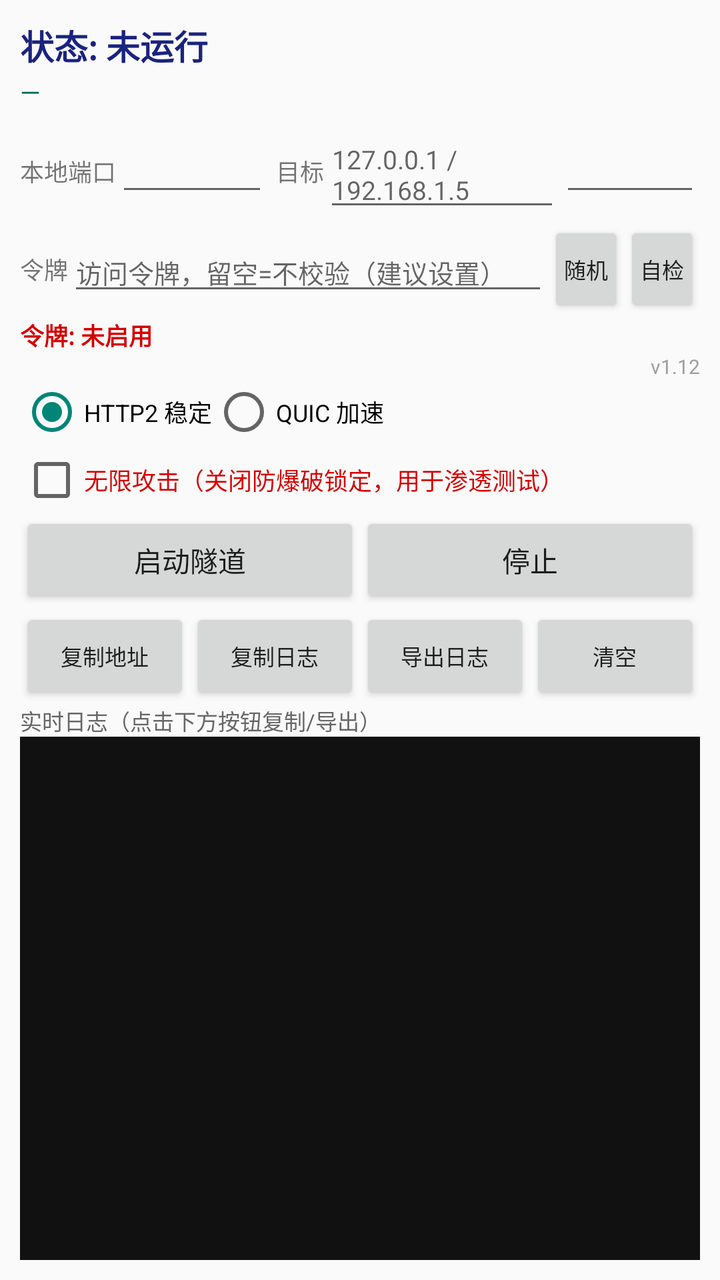
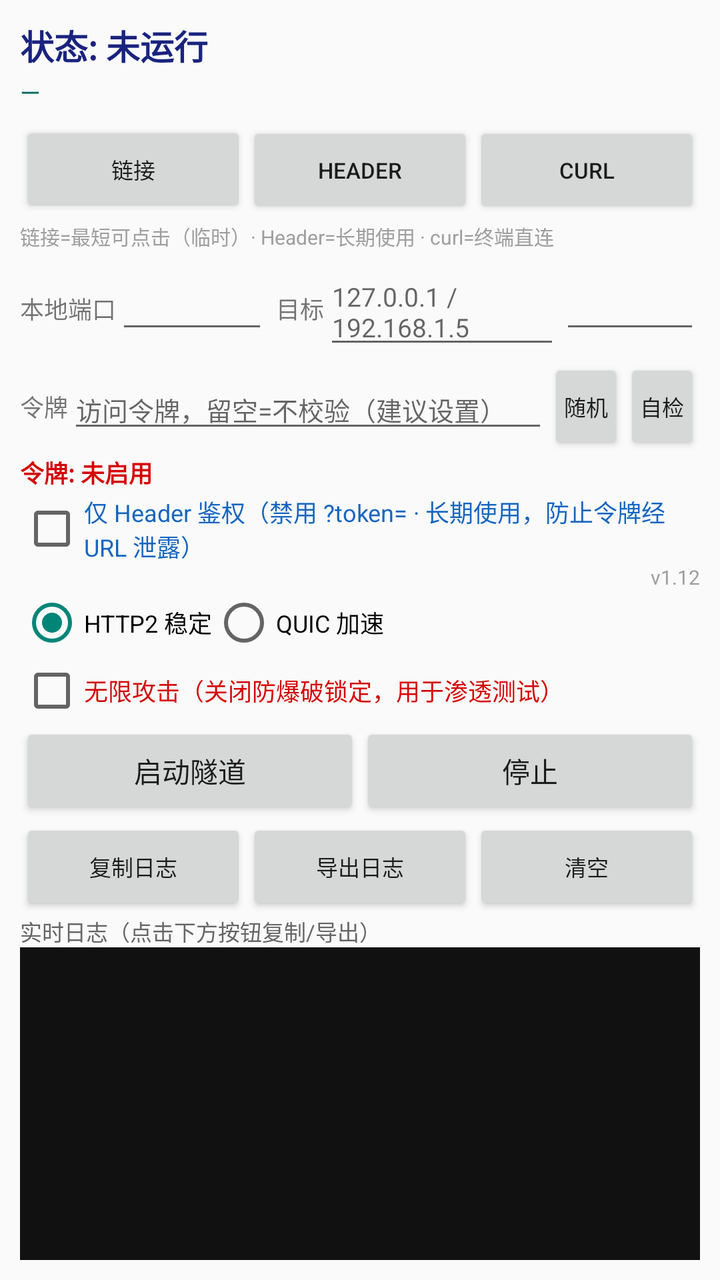

Compare the two renders of this Android layout. The source of the first and the diff that turns it into the second are given below.
<!-- AndroidManifest.xml: application theme android:Theme.Material.Light.DarkActionBar -->
<!-- res/layout/main.xml -->
<?xml version="1.0" encoding="utf-8"?>
<LinearLayout xmlns:android="http://schemas.android.com/apk/res/android"
    android:layout_width="match_parent"
    android:layout_height="match_parent"
    android:orientation="vertical"
    android:padding="10dp"
    android:background="#FAFAFA">

    <TextView
        android:id="@+id/tvState"
        android:layout_width="match_parent"
        android:layout_height="wrap_content"
        android:text="状态: 未运行"
        android:textSize="17sp"
        android:textStyle="bold"
        android:textColor="#1A237E" />

    <TextView
        android:id="@+id/tvUrl"
        android:layout_width="match_parent"
        android:layout_height="wrap_content"
        android:layout_marginTop="2dp"
        android:layout_marginBottom="6dp"
        android:text="—"
        android:textColor="#00695C"
        android:textIsSelectable="true"
        android:textSize="13sp" />

    <LinearLayout
        android:layout_width="match_parent"
        android:layout_height="wrap_content"
        android:gravity="center_vertical"
        android:orientation="horizontal">

        <TextView
            android:layout_width="wrap_content"
            android:layout_height="wrap_content"
            android:text="本地端口"
            android:textSize="12sp" />

        <EditText
            android:id="@+id/etLocalPort"
            android:layout_width="76dp"
            android:layout_height="wrap_content"
            android:inputType="number"
            android:maxLength="5"
            android:textSize="13sp" />

        <TextView
            android:layout_width="wrap_content"
            android:layout_height="wrap_content"
            android:layout_marginStart="4dp"
            android:text="目标"
            android:textSize="12sp" />

        <EditText
            android:id="@+id/etHost"
            android:layout_width="0dp"
            android:layout_height="wrap_content"
            android:layout_weight="1"
            android:hint="127.0.0.1 / 192.168.1.5"
            android:textSize="13sp" />

        <EditText
            android:id="@+id/etTargetPort"
            android:layout_width="70dp"
            android:layout_height="wrap_content"
            android:inputType="number"
            android:maxLength="5"
            android:textSize="13sp" />
    </LinearLayout>

    <LinearLayout
        android:layout_width="match_parent"
        android:layout_height="wrap_content"
        android:gravity="center_vertical"
        android:orientation="horizontal">

        <TextView
            android:layout_width="wrap_content"
            android:layout_height="wrap_content"
            android:text="令牌"
            android:textSize="12sp" />

        <EditText
            android:id="@+id/etToken"
            android:layout_width="0dp"
            android:layout_height="wrap_content"
            android:layout_weight="1"
            android:hint="访问令牌，留空=不校验（建议设置）"
            android:inputType="textVisiblePassword"
            android:textSize="13sp" />

        <Button
            android:id="@+id/btnGenToken"
            android:layout_width="wrap_content"
            android:layout_height="wrap_content"
            android:minWidth="0dp"
            android:paddingLeft="8dp"
            android:paddingRight="8dp"
            android:text="随机"
            android:textSize="11sp" />

        <Button
            android:id="@+id/btnSelfTest"
            android:layout_width="wrap_content"
            android:layout_height="wrap_content"
            android:minWidth="0dp"
            android:paddingLeft="8dp"
            android:paddingRight="8dp"
            android:text="自检"
            android:textSize="11sp" />
    </LinearLayout>

    <TextView
        android:id="@+id/tvTokenState"
        android:layout_width="match_parent"
        android:layout_height="wrap_content"
        android:text="令牌: 未启用"
        android:textColor="#D50000"
        android:textSize="12sp"
        android:textStyle="bold" />

    <TextView
        android:id="@+id/tvVersion"
        android:layout_width="match_parent"
        android:layout_height="wrap_content"
        android:gravity="end"
        android:text="v1.12"
        android:textColor="#9E9E9E"
        android:textSize="10sp" />

    <LinearLayout
        android:layout_width="match_parent"
        android:layout_height="wrap_content"
        android:gravity="center_vertical"
        android:orientation="horizontal">

    <RadioGroup
        android:id="@+id/rgProtocol"
        android:layout_width="0dp"
        android:layout_height="wrap_content"
        android:layout_weight="1"
        android:orientation="horizontal">

        <RadioButton
            android:id="@+id/rbHttp2"
            android:layout_width="wrap_content"
            android:layout_height="wrap_content"
            android:checked="true"
            android:text="HTTP2 稳定"
            android:textSize="12sp" />

        <RadioButton
            android:id="@+id/rbQuic"
            android:layout_width="wrap_content"
            android:layout_height="wrap_content"
            android:text="QUIC 加速"
            android:textSize="12sp" />
    </RadioGroup>

    </LinearLayout>

    <CheckBox
        android:id="@+id/cbUnlimited"
        android:layout_width="match_parent"
        android:layout_height="wrap_content"
        android:layout_marginTop="2dp"
        android:text="无限攻击（关闭防爆破锁定，用于渗透测试）"
        android:textColor="#D50000"
        android:textSize="12sp" />

    <TextView
        android:id="@+id/tvAuditAlert"
        android:layout_width="match_parent"
        android:layout_height="wrap_content"
        android:layout_marginTop="2dp"
        android:background="#FFF3E0"
        android:padding="6dp"
        android:text="⚠ 无限攻击模式已开启：防爆破锁定已关闭，令牌错误可无限次尝试。取消勾选上方「无限攻击」即可恢复。"
        android:textColor="#EF6C00"
        android:textSize="11sp"
        android:textStyle="bold"
        android:visibility="gone" />

    <LinearLayout
        android:layout_width="match_parent"
        android:layout_height="wrap_content"
        android:orientation="horizontal">

        <Button
            android:id="@+id/btnStart"
            android:layout_width="0dp"
            android:layout_height="wrap_content"
            android:layout_weight="1"
            android:text="启动隧道" />

        <Button
            android:id="@+id/btnStop"
            android:layout_width="0dp"
            android:layout_height="wrap_content"
            android:layout_weight="1"
            android:text="停止" />
    </LinearLayout>

    <LinearLayout
        android:layout_width="match_parent"
        android:layout_height="wrap_content"
        android:orientation="horizontal">

        <Button
            android:id="@+id/btnCopyUrl"
            android:layout_width="0dp"
            android:layout_height="wrap_content"
            android:layout_weight="1"
            android:text="复制地址"
            android:textSize="11sp" />

        <Button
            android:id="@+id/btnCopyLog"
            android:layout_width="0dp"
            android:layout_height="wrap_content"
            android:layout_weight="1"
            android:text="复制日志"
            android:textSize="11sp" />

        <Button
            android:id="@+id/btnShareLog"
            android:layout_width="0dp"
            android:layout_height="wrap_content"
            android:layout_weight="1"
            android:text="导出日志"
            android:textSize="11sp" />

        <Button
            android:id="@+id/btnClearLog"
            android:layout_width="0dp"
            android:layout_height="wrap_content"
            android:layout_weight="1"
            android:text="清空"
            android:textSize="11sp" />
    </LinearLayout>


    <TextView
        android:id="@+id/tvAlert"
        android:layout_width="match_parent"
        android:layout_height="wrap_content"
        android:layout_marginTop="4dp"
        android:background="#FFEBEE"
        android:padding="6dp"
        android:textColor="#D50000"
        android:textSize="12sp"
        android:textStyle="bold"
        android:visibility="gone" />

    <TextView
        android:layout_width="wrap_content"
        android:layout_height="wrap_content"
        android:text="实时日志（点击下方按钮复制/导出）"
        android:textColor="#666666"
        android:textSize="11sp" />

    <ScrollView
        android:id="@+id/svLog"
        android:layout_width="match_parent"
        android:layout_height="0dp"
        android:layout_weight="1"
        android:background="#111111"
        android:padding="6dp">

        <TextView
            android:id="@+id/tvLog"
            android:layout_width="wrap_content"
            android:layout_height="wrap_content"
            android:textColor="#B2FF59"
            android:textIsSelectable="true"
            android:textSize="9sp"
            android:typeface="monospace" />
    </ScrollView>

</LinearLayout>
<!-- resources referenced by this layout -->
<resources>

</resources>

<!-- the commit's change to res/layout/main.xml (unified diff, before → after) -->
@@ -29,6 +29,46 @@
     <LinearLayout
         android:layout_width="match_parent"
         android:layout_height="wrap_content"
+        android:layout_marginBottom="2dp"
+        android:orientation="horizontal">
+
+        <Button
+            android:id="@+id/btnCopyUrl"
+            android:layout_width="0dp"
+            android:layout_height="wrap_content"
+            android:layout_weight="1"
+            android:text="链接"
+            android:textSize="11sp" />
+
+        <Button
+            android:id="@+id/btnCopyHeader"
+            android:layout_width="0dp"
+            android:layout_height="wrap_content"
+            android:layout_weight="1"
+            android:text="Header"
+            android:textSize="11sp" />
+
+        <Button
+            android:id="@+id/btnCopyCurl"
+            android:layout_width="0dp"
+            android:layout_height="wrap_content"
+            android:layout_weight="1"
+            android:text="curl"
+            android:textSize="11sp" />
+    </LinearLayout>
+
+    <TextView
+        android:id="@+id/tvCopyHint"
+        android:layout_width="match_parent"
+        android:layout_height="wrap_content"
+        android:layout_marginBottom="4dp"
+        android:text="链接=最短可点击（临时）· Header=长期使用 · curl=终端直连"
+        android:textColor="#9E9E9E"
+        android:textSize="10sp" />
+
+    <LinearLayout
+        android:layout_width="match_parent"
+        android:layout_height="wrap_content"
         android:gravity="center_vertical"
         android:orientation="horizontal">
 
@@ -120,6 +160,15 @@
         android:textColor="#D50000"
         android:textSize="12sp"
         android:textStyle="bold" />
+
+    <CheckBox
+        android:id="@+id/cbHeaderOnly"
+        android:layout_width="match_parent"
+        android:layout_height="wrap_content"
+        android:layout_marginTop="2dp"
+        android:text="仅 Header 鉴权（禁用 ?token= · 长期使用，防止令牌经 URL 泄露）"
+        android:textColor="#1565C0"
+        android:textSize="12sp" />
 
     <TextView
         android:id="@+id/tvVersion"
@@ -209,14 +258,6 @@
         android:orientation="horizontal">
 
         <Button
-            android:id="@+id/btnCopyUrl"
-            android:layout_width="0dp"
-            android:layout_height="wrap_content"
-            android:layout_weight="1"
-            android:text="复制地址"
-            android:textSize="11sp" />
-
-        <Button
             android:id="@+id/btnCopyLog"
             android:layout_width="0dp"
             android:layout_height="wrap_content"
